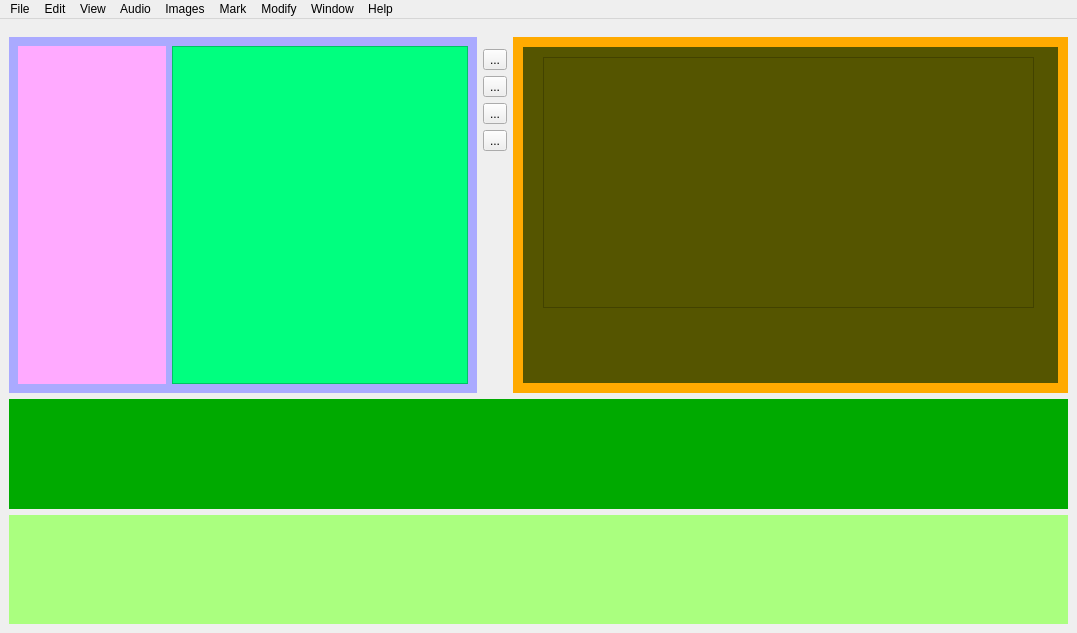
Before: the Qt Designer form src/gui/videoeditor.ui in vrushank-agrawal/CSE201-VCREST-, drawn with Qt 5.
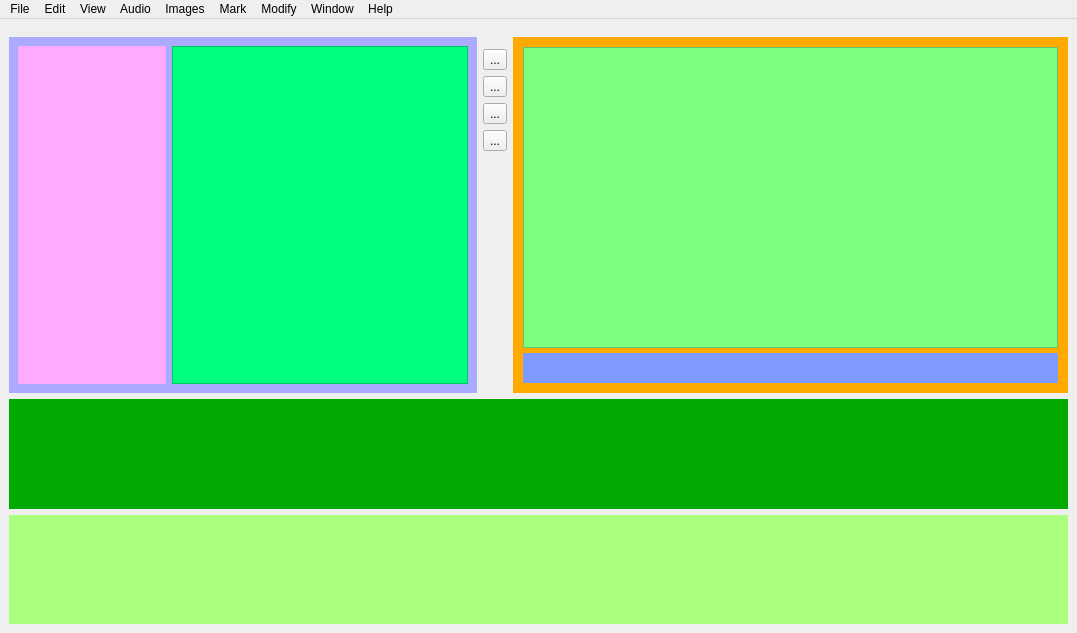
After: the same form once the commit is applied. Icons and pictures are not drawn. Custom widgets are drawn as their Qt base class.

Commit message: update UI to streching when resizing

```diff
--- a/src/gui/videoeditor.ui
+++ b/src/gui/videoeditor.ui
@@ -305,7 +305,7 @@
            </widget>
           </item>
           <item>
-           <widget class="QWidget" name="container" native="true">
+           <widget class="VideoPlayer" name="preview" native="true">
             <property name="sizePolicy">
              <sizepolicy hsizetype="Preferred" vsizetype="Preferred">
               <horstretch>2</horstretch>
@@ -321,9 +321,9 @@
             <property name="styleSheet">
              <string notr="true">background: rgb(255, 170, 0)</string>
             </property>
-            <layout class="QVBoxLayout" name="verticalLayout_3" stretch="0">
+            <layout class="QVBoxLayout" name="verticalLayout_3" stretch="0,0">
              <property name="spacing">
-              <number>0</number>
+              <number>5</number>
              </property>
              <property name="leftMargin">
               <number>10</number>
@@ -338,32 +338,29 @@
               <number>10</number>
              </property>
              <item>
-              <widget class="VideoPlayer" name="preview" native="true">
-               <property name="minimumSize">
-                <size>
-                 <width>0</width>
-                 <height>0</height>
-                </size>
+              <widget class="QGraphicsView" name="graphicsView">
+               <property name="sizePolicy">
+                <sizepolicy hsizetype="Expanding" vsizetype="Expanding">
+                 <horstretch>0</horstretch>
+                 <verstretch>10</verstretch>
+                </sizepolicy>
                </property>
                <property name="styleSheet">
-                <string notr="true">background: rgb(85, 85, 0)</string>
+                <string notr="true">background: rgb(125, 255, 128)</string>
                </property>
-               <widget class="QGraphicsView" name="graphicsView">
-                <property name="geometry">
-                 <rect>
-                  <x>20</x>
-                  <y>10</y>
-                  <width>491</width>
-                  <height>251</height>
-                 </rect>
-                </property>
-                <property name="minimumSize">
-                 <size>
-                  <width>0</width>
-                  <height>0</height>
-                 </size>
-                </property>
-               </widget>
+              </widget>
+             </item>
+             <item>
+              <widget class="QWidget" name="widget" native="true">
+               <property name="sizePolicy">
+                <sizepolicy hsizetype="Preferred" vsizetype="Preferred">
+                 <horstretch>0</horstretch>
+                 <verstretch>1</verstretch>
+                </sizepolicy>
+               </property>
+               <property name="styleSheet">
+                <string notr="true">background: rgb(126, 154, 255)</string>
+               </property>
               </widget>
              </item>
             </layout>
```
The commit also changes 1 other file.
